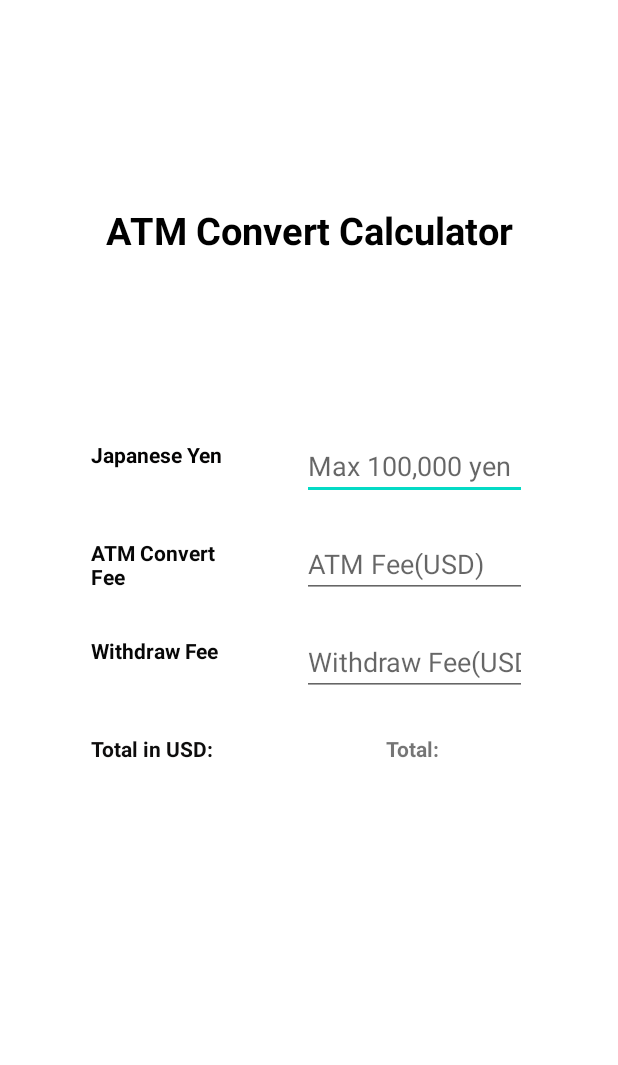
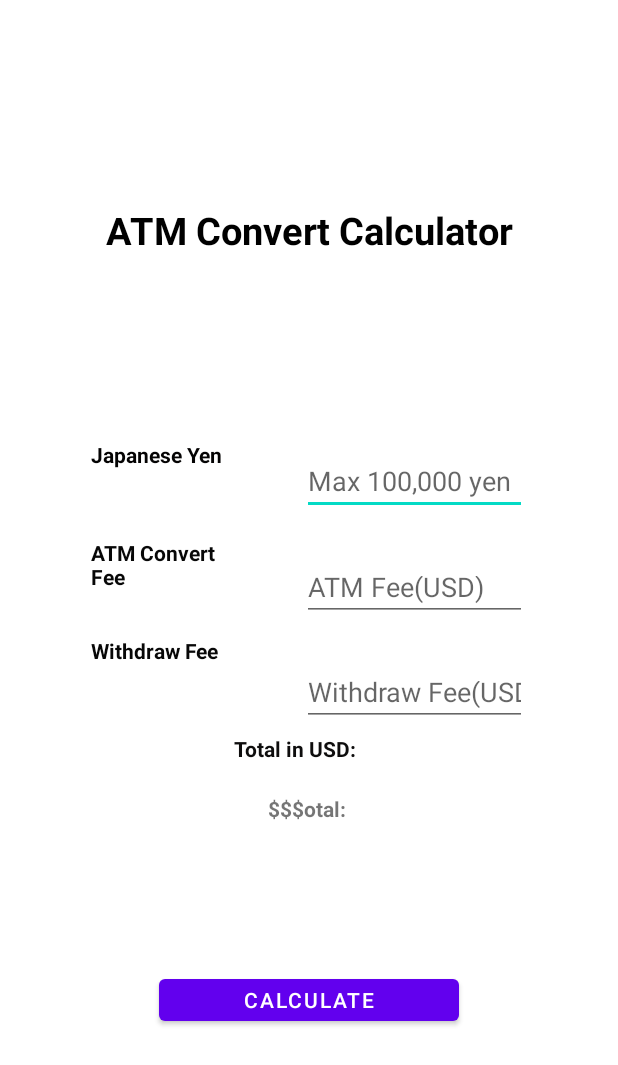
Before and after one commit to gabrielaliera/CodeMath-CurrencyConverter, an Android app: the layout activity_main.xml on its own in the app's theme, with its tools: preview values and no code run, on a phone screen of 412 x 824 dp. Shown: the top 1065 px of the screen. Run offline under Robolectric (Android 15) with nearby library versions, the phone set to English and light mode, and no system bars.

Commit message:
add button

```diff
--- a/app/src/main/res/layout/activity_main.xml
+++ b/app/src/main/res/layout/activity_main.xml
@@ -63,17 +63,7 @@
         app:layout_constraintStart_toStartOf="@id/yen"
         app:layout_constraintTop_toBottomOf="@id/ATM_Fee_text" />
 
-    <TextView
-        android:id="@+id/cost_text"
-        android:layout_width="100dp"
-        android:layout_height="40dp"
-        android:text="Total in USD: "
-        android:textColor="#0E0D0D"
-        android:textStyle="bold"
-        android:layout_marginTop="25dp"
-        app:layout_constraintEnd_toEndOf="@id/withdraw_text"
-        app:layout_constraintStart_toStartOf="@id/withdraw_text"
-        app:layout_constraintTop_toBottomOf="@id/withdraw_text" />
+
 
     <EditText
         android:id="@+id/user_yen"
@@ -111,23 +101,43 @@
         app:layout_constraintStart_toStartOf="@id/user_ATM_fee"
         app:layout_constraintEnd_toEndOf="@id/user_ATM_fee"
         app:layout_constraintTop_toBottomOf="@id/user_ATM_fee"
+        app:layout_constraintBottom_toTopOf="@id/cost_text"/>
+
+    <TextView
+        android:id="@+id/cost_text"
+        android:layout_width="100dp"
+        android:layout_height="40dp"
+        android:text="Total in USD: "
+        android:textColor="#0E0D0D"
+        android:textStyle="bold"
+        android:layout_marginTop="25dp"
+        app:layout_constraintEnd_toEndOf="parent"
+        app:layout_constraintStart_toStartOf="parent"
+        app:layout_constraintTop_toBottomOf="@id/withdraw_text"
         app:layout_constraintBottom_toTopOf="@id/totalCostUSD"/>
-
-
-
 
     <TextView
         android:id="@+id/totalCostUSD"
         android:layout_width="150dp"
         android:layout_height="40dp"
-        android:text="Total: "
+        android:text="$$$otal: "
         android:textAlignment="center"
         android:textStyle="bold"
-        android:layout_marginTop="25dp"
-        app:layout_constraintEnd_toEndOf="@id/user_withdraw_fee"
-        app:layout_constraintStart_toStartOf="@id/user_withdraw_fee"
-        app:layout_constraintTop_toBottomOf="@id/user_withdraw_fee" />
 
+        app:layout_constraintEnd_toEndOf="parent"
+        app:layout_constraintStart_toStartOf="parent"
+        app:layout_constraintTop_toBottomOf="@id/cost_text" />
+
+    <Button
+        android:id="@+id/button"
+        android:layout_width="200dp"
+        android:layout_height="40dp"
+        android:text="Calculate"
+        app:layout_constraintTop_toBottomOf="@id/cost_text"
+        app:layout_constraintBottom_toBottomOf="parent"
+        app:layout_constraintStart_toStartOf="parent"
+        app:layout_constraintEnd_toEndOf="parent"
+        />
 
 
 
```
